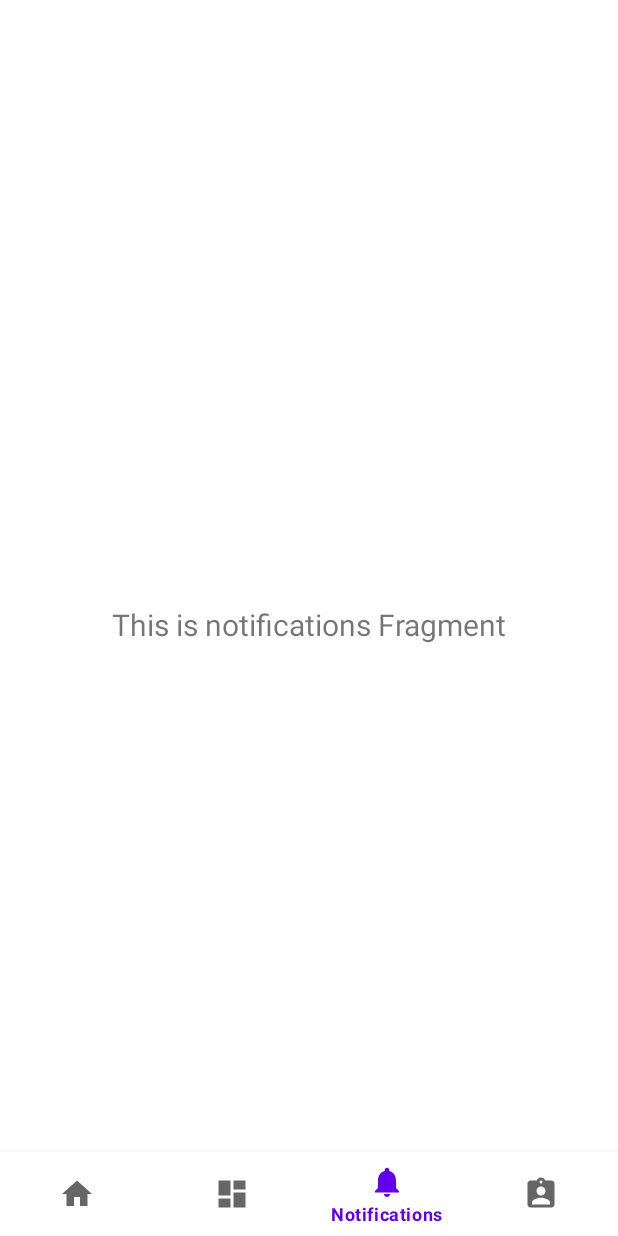
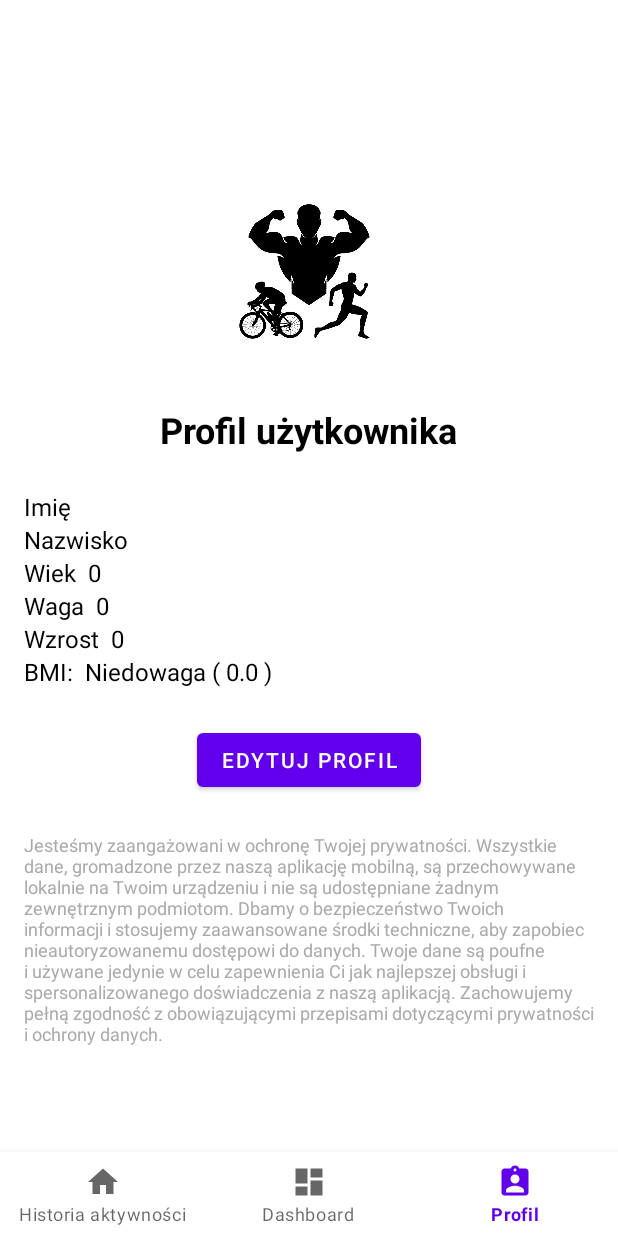
Before and after one commit to H-dymitr/fitness-tracker, an Android app: the HistoryFragment screen opened directly, with no data from a screen before it, item 3 of the bottom bar chosen, on a phone screen of 412 x 824 dp. Run offline under Robolectric (Android 15) with nearby library versions, the phone set to English and light mode, and no system bars; our stand-ins replace navigation-ui; 1 statement that could not run was skipped.

Commit message:
Mateusz
poprawki, prace nad ekranem szczegółów aktywności

```diff
--- a/app/src/main/java/com/example/fitness/MainActivity.kt
+++ b/app/src/main/java/com/example/fitness/MainActivity.kt
@@ -25,7 +25,7 @@ class MainActivity : AppCompatActivity() {
         // Passing each menu ID as a set of Ids because each
         // menu should be considered as top level destinations.
         val appBarConfiguration = AppBarConfiguration(setOf(
-            R.id.navigation_history, R.id.navigation_dashboard, R.id.navigation_notifications, R.id.profile))
+            R.id.navigation_history, R.id.navigation_dashboard, R.id.profile))
         setupActionBarWithNavController(navController, appBarConfiguration)
         navView.setupWithNavController(navController)
         supportActionBar?.hide()
--- a/app/src/main/java/com/example/fitness/Recording.kt
+++ b/app/src/main/java/com/example/fitness/Recording.kt
@@ -1,6 +1,6 @@
 package com.example.fitness
 
-import RecordingFragment
+import com.example.fitness.ui.recording.RecordingFragment
 import android.Manifest
 import android.os.Bundle
 import androidx.appcompat.app.AppCompatActivity
--- a/app/src/main/java/com/example/fitness/ui/notifications/NotificationsViewModel.kt
+++ b/app/src/main/java/com/example/fitness/ui/activityDetails/ActivityDetailViewModel.kt
@@ -1,10 +1,10 @@
-package com.example.fitness.ui.notifications
+package com.example.fitness.ui.activityDetails
 
 import androidx.lifecycle.LiveData
 import androidx.lifecycle.MutableLiveData
 import androidx.lifecycle.ViewModel
 
-class NotificationsViewModel : ViewModel() {
+class ActivityDetailViewModel : ViewModel() {
 
     private val _text = MutableLiveData<String>().apply {
         value = "This is notifications Fragment"
--- a/app/src/main/java/com/example/fitness/ui/history/HistoryFragment.kt
+++ b/app/src/main/java/com/example/fitness/ui/history/HistoryFragment.kt
@@ -134,7 +134,7 @@ class HistoryFragment : Fragment() {
     override fun onViewCreated(view: View, savedInstanceState: Bundle?) {
         super.onViewCreated(view, savedInstanceState)
         view.findViewById<ImageView>(R.id.notification_bell).setOnClickListener {
-            findNavController().navigate(R.id.navigation_notifications)
+            findNavController().navigate(R.id.navigation_activitydetial)
         }
     }
 
--- a/app/src/main/java/com/example/fitness/ui/notifications/NotificationsFragment.kt
+++ /dev/null
@@ -1,41 +0,0 @@
-package com.example.fitness.ui.notifications
-
-import android.os.Bundle
-import android.view.LayoutInflater
-import android.view.View
-import android.view.ViewGroup
-import android.widget.TextView
-import androidx.fragment.app.Fragment
-import androidx.lifecycle.ViewModelProvider
-import com.example.fitness.databinding.FragmentNotificationsBinding
-
-class NotificationsFragment : Fragment() {
-
-private var _binding: FragmentNotificationsBinding? = null
-  // This property is only valid between onCreateView and
-  // onDestroyView.
-  private val binding get() = _binding!!
-
-  override fun onCreateView(
-    inflater: LayoutInflater,
-    container: ViewGroup?,
-    savedInstanceState: Bundle?
-  ): View {
-    val notificationsViewModel =
-            ViewModelProvider(this).get(NotificationsViewModel::class.java)
-
-    _binding = FragmentNotificationsBinding.inflate(inflater, container, false)
-    val root: View = binding.root
-
-    val textView: TextView = binding.textNotifications
-    notificationsViewModel.text.observe(viewLifecycleOwner) {
-      textView.text = it
-    }
-    return root
-  }
-
-override fun onDestroyView() {
-        super.onDestroyView()
-        _binding = null
-    }
-}
--- a/app/src/main/java/com/example/fitness/ui/RecordingActivity.kt
+++ b/app/src/main/java/com/example/fitness/ui/recording/RecordingActivity.kt
@@ -1,3 +1,5 @@
+package com.example.fitness.ui.recording
+
 import android.os.Bundle
 import androidx.fragment.app.Fragment
 import android.view.LayoutInflater
--- a/app/src/main/res/layout/fragment_notifications.xml
+++ /dev/null
@@ -1,23 +0,0 @@
-<?xml version="1.0" encoding="utf-8"?>
-<androidx.constraintlayout.widget.ConstraintLayout
-    xmlns:android="http://schemas.android.com/apk/res/android"
-    xmlns:app="http://schemas.android.com/apk/res-auto"
-    xmlns:tools="http://schemas.android.com/tools"
-    android:layout_width="match_parent"
-    android:layout_height="match_parent"
-    tools:context=".ui.notifications.NotificationsFragment" >
-
-    <TextView
-        android:id="@+id/text_notifications"
-        android:layout_width="match_parent"
-        android:layout_height="wrap_content"
-        android:layout_marginStart="8dp"
-        android:layout_marginTop="8dp"
-        android:layout_marginEnd="8dp"
-        android:textAlignment="center"
-        android:textSize="20sp"
-        app:layout_constraintEnd_toEndOf="parent"
-        app:layout_constraintStart_toStartOf="parent"
-        app:layout_constraintTop_toTopOf="parent"
-        app:layout_constraintBottom_toBottomOf="parent" />
-</androidx.constraintlayout.widget.ConstraintLayout>
--- a/app/src/main/res/menu/bottom_nav_menu.xml
+++ b/app/src/main/res/menu/bottom_nav_menu.xml
@@ -12,11 +12,6 @@
         android:title="@string/title_dashboard"/>
 
     <item
-        android:id="@+id/navigation_notifications"
-        android:icon="@drawable/ic_notifications_black_24dp"
-        android:title="@string/title_notifications"/>
-
-    <item
         android:id="@+id/profile"
         android:icon="@drawable/baseline_assignment_ind_24"
         android:title="@string/profile"/>
--- a/app/src/main/res/navigation/mobile_navigation.xml
+++ b/app/src/main/res/navigation/mobile_navigation.xml
@@ -18,19 +18,20 @@
         tools:layout="@layout/fragment_dashboard" />
 
     <fragment
-        android:id="@+id/navigation_notifications"
-        android:name="com.example.fitness.ui.notifications.NotificationsFragment"
+        android:id="@+id/navigation_activitydetial"
+        android:name="com.example.fitness.ui.activityDetails.ActivityDetailFragment"
         android:label="@string/title_notifications"
-        tools:layout="@layout/fragment_notifications" />
+        tools:layout="@layout/fragment_activitydetail" />
 
     <fragment
         android:id="@+id/profile"
         android:name="com.example.fitness.ui.profile.ProfileFragment"
         android:label="@string/profile"
         tools:layout="@layout/fragment_profile" />
+
     <fragment
         android:id="@+id/recording"
-        android:name="com.example.fitness.Recording"
+        android:name="com.example.fitness.ui.recording.RecordingFragment"
         android:label="fragment_recording2"
         tools:layout="@layout/fragment_recording" />
 </navigation>
--- a/app/src/main/res/values/strings.xml
+++ b/app/src/main/res/values/strings.xml
@@ -46,4 +46,5 @@
     <string name="spacer">Spacer</string>
     <string name="startTraining">Rozpocznij trening</string>
     <string name="edit_profile">Edytuj profil</string>
+    <string name="todo">TODO</string>
 </resources>
```
Also changed, not shown: app/src/main/java/com/example/fitness/ui/activityDetails/ActivityDetailFragment.kt (added, +34 -0 lines), app/src/main/res/drawable/baseline_rectangle_25.xml (added, +10 -0 lines), app/src/main/res/layout/fragment_activitydetail.xml (added, +49 -0 lines).
